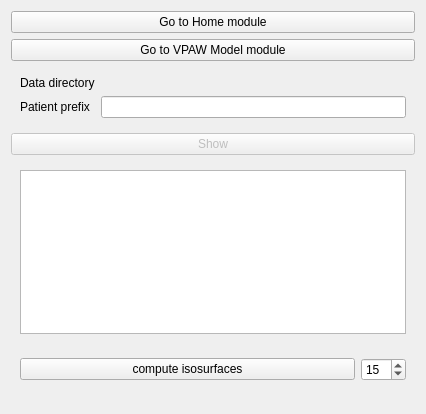
Above: Modules/Scripted/VPAWVisualize/Resources/UI/VPAWVisualize.ui from KitwareMedical/vpaw before the change. Below: the same form after it.
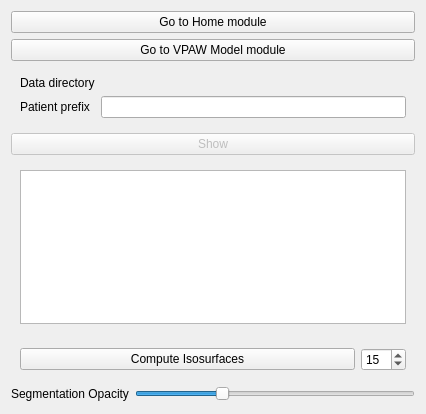
That is the form after the change. Custom widgets are drawn as their Qt base class.

Commit message: add segmentation opacity slider

```diff
--- a/Modules/Scripted/VPAWVisualize/Resources/UI/VPAWVisualize.ui
+++ b/Modules/Scripted/VPAWVisualize/Resources/UI/VPAWVisualize.ui
@@ -115,7 +115,7 @@
        <item>
         <widget class="QPushButton" name="computeIsosurfacesButton">
          <property name="text">
-          <string>compute isosurfaces</string>
+          <string>Compute Isosurfaces</string>
          </property>
         </widget>
        </item>
@@ -165,6 +165,45 @@
      </widget>
     </widget>
    </item>
+   <item>
+    <layout class="QHBoxLayout" name="horizontalLayout_2">
+     <item>
+      <widget class="QLabel" name="segmentationOpacityLabel">
+       <property name="text">
+        <string>Segmentation Opacity</string>
+       </property>
+      </widget>
+     </item>
+     <item>
+      <widget class="QSlider" name="segmentationOpacitySlider">
+       <property name="enabled">
+        <bool>true</bool>
+       </property>
+       <property name="maximum">
+        <number>10</number>
+       </property>
+       <property name="singleStep">
+        <number>1</number>
+       </property>
+       <property name="pageStep">
+        <number>1</number>
+       </property>
+       <property name="value">
+        <number>3</number>
+       </property>
+       <property name="orientation">
+        <enum>Qt::Horizontal</enum>
+       </property>
+       <property name="invertedAppearance">
+        <bool>false</bool>
+       </property>
+       <property name="tickPosition">
+        <enum>QSlider::NoTicks</enum>
+       </property>
+      </widget>
+     </item>
+    </layout>
+   </item>
    <item>
     <spacer name="verticalSpacer">
      <property name="orientation">
```
The commit also changes 1 other file.
